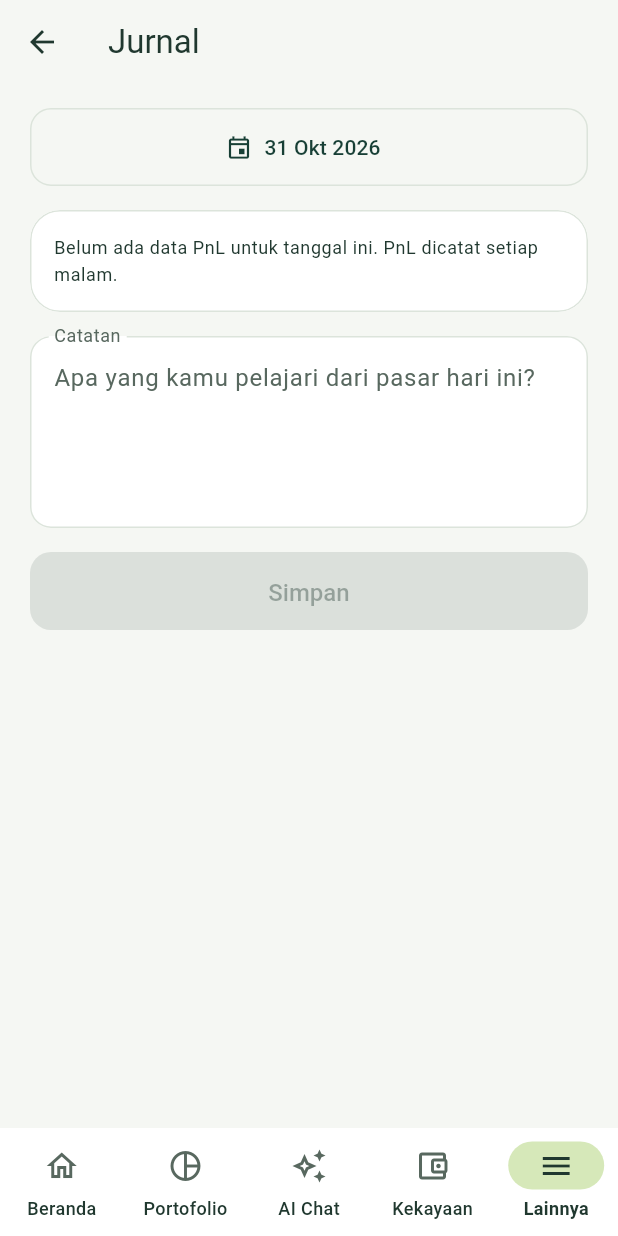
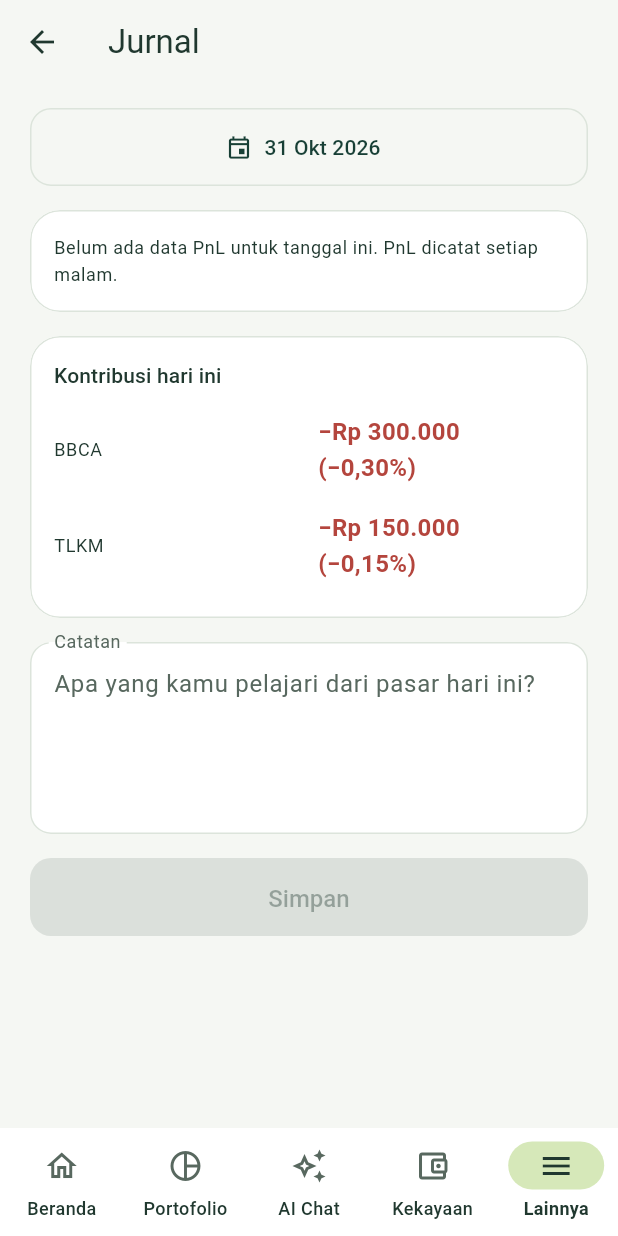
Before and after one commit to flasharifin/arah, a Flutter app: the JournalPage screen opened by its route, on a phone screen of 412 x 824 dp. Run offline on Flutter 3.47's test engine with Material 3 defaults, Android fonts, the phone set to English and light mode, and no system bars; our stand-ins replace dio, equatable, firebase_core, firebase_crashlytics, firebase_messaging, flutter_bloc and 5 more; accounts and stored records are empty; statements that could not run were skipped.

Commit message:
fix: watchlist and journal

```diff
--- a/lib/features/journal/domain/entities/journal.dart
+++ b/lib/features/journal/domain/entities/journal.dart
@@ -16,14 +16,36 @@ class DailyPnl extends Equatable {
   List<Object?> get props => [portfolioValue, pnl, pnlPercent];
 }
 
-/// Catatan & PnL ±30 hari terakhir, per [dayKey].
+/// Kontribusi satu posisi pada perubahan porto hari ini (harga terakhir vs penutupan sebelumnya).
+class StockContribution extends Equatable {
+  const StockContribution({required this.symbol, required this.change, required this.contributionPercent});
+  final String symbol;
+
+  /// Perubahan nilai posisi hari ini, dalam rupiah.
+  final Money change;
+
+  /// Terhadap nilai porto sebelum perubahan hari ini (rumus sama dengan halaman Jurnal web).
+  final double contributionPercent;
+
+  @override
+  List<Object?> get props => [symbol, change, contributionPercent];
+}
+
+/// Catatan & PnL ±30 hari terakhir, per [dayKey], plus rincian per saham untuk hari ini saja
+/// (riwayat per saham tidak disimpan server).
 class JournalData extends Equatable {
-  const JournalData({required this.notes, required this.pnl});
+  const JournalData({required this.notes, required this.pnl, this.today = const []});
   final Map<String, String> notes;
   final Map<String, DailyPnl> pnl;
+  final List<StockContribution> today;
 
-  JournalData withNote(String day, String note) => JournalData(notes: {...notes, day: note}, pnl: pnl);
+  /// Catatan kosong = dihapus (sama seperti server).
+  JournalData withNote(String day, String note) => JournalData(
+    notes: note.isEmpty ? ({...notes}..remove(day)) : {...notes, day: note},
+    pnl: pnl,
+    today: today,
+  );
 
   @override
-  List<Object?> get props => [notes, pnl];
+  List<Object?> get props => [notes, pnl, today];
 }
--- a/lib/features/journal/presentation/pages/journal_page.dart
+++ b/lib/features/journal/presentation/pages/journal_page.dart
@@ -148,6 +148,27 @@ class _JournalPageState extends State<JournalPage> {
                                 ),
                         ),
                         const SizedBox(height: AppSpacing.lg),
+                        // Server hanya menyimpan total PnL harian; rincian per saham dihitung dari harga hari ini.
+                        if (_key != dayKey(DateTime.now()))
+                          Text('Rincian per saham hanya tersedia untuk hari ini.', style: text.bodySmall)
+                        else
+                          AppCard(
+                            child: Column(
+                              crossAxisAlignment: CrossAxisAlignment.stretch,
+                              children: [
+                                Text('Kontribusi hari ini', style: text.titleSmall),
+                                const SizedBox(height: AppSpacing.sm),
+                                if (data.today.isEmpty)
+                                  Text('Belum ada perubahan harga posisi hari ini.', style: text.bodySmall),
+                                for (final c in data.today)
+                                  InfoRow(
+                                    label: c.symbol,
+                                    value: PnlText(amount: c.change, percent: c.contributionPercent),
+                                  ),
+                              ],
+                            ),
+                          ),
+                        const SizedBox(height: AppSpacing.lg),
                         TextField(
                           controller: _note,
                           minLines: 4,
@@ -160,15 +181,15 @@ class _JournalPageState extends State<JournalPage> {
                         ),
                         if (_dirty) ...[
                           const SizedBox(height: AppSpacing.sm),
-                          Text('Belum disimpan', style: text.bodySmall),
+                          Text(
+                            _note.text.trim().isEmpty
+                                ? 'Belum disimpan · catatan akan dihapus saat disimpan'
+                                : 'Belum disimpan',
+                            style: text.bodySmall,
+                          ),
                         ],
                         const SizedBox(height: AppSpacing.lg),
-                        PrimaryButton(
-                          label: 'Simpan',
-                          busy: _busy,
-                          // Backend menolak catatan kosong, jadi catatan tidak bisa dikosongkan dari sini.
-                          onPressed: _dirty && _note.text.trim().isNotEmpty ? _save : null,
-                        ),
+                        PrimaryButton(label: 'Simpan', busy: _busy, onPressed: _dirty ? _save : null),
                       ],
                     ),
                   ),
--- a/lib/features/watchlist/presentation/pages/watchlist_page.dart
+++ b/lib/features/watchlist/presentation/pages/watchlist_page.dart
@@ -125,7 +125,7 @@ class _WatchCard extends StatelessWidget {
               LinearProgressIndicator(
                 value: (pos / 100).clamp(0, 1),
                 semanticsLabel: 'Posisi harga dalam rentang 52 minggu',
-                semanticsValue: '${pos.round()}%',
+                semanticsValue: '${pos.round()}', // progress bar: harus angka (0–100), bukan '19%'
               ),
               Row(
                 children: [
```
Also changed, not shown: lib/features/journal/data/datasources/journal_remote_data_source.dart (+24 -1 lines), 2 other files.
